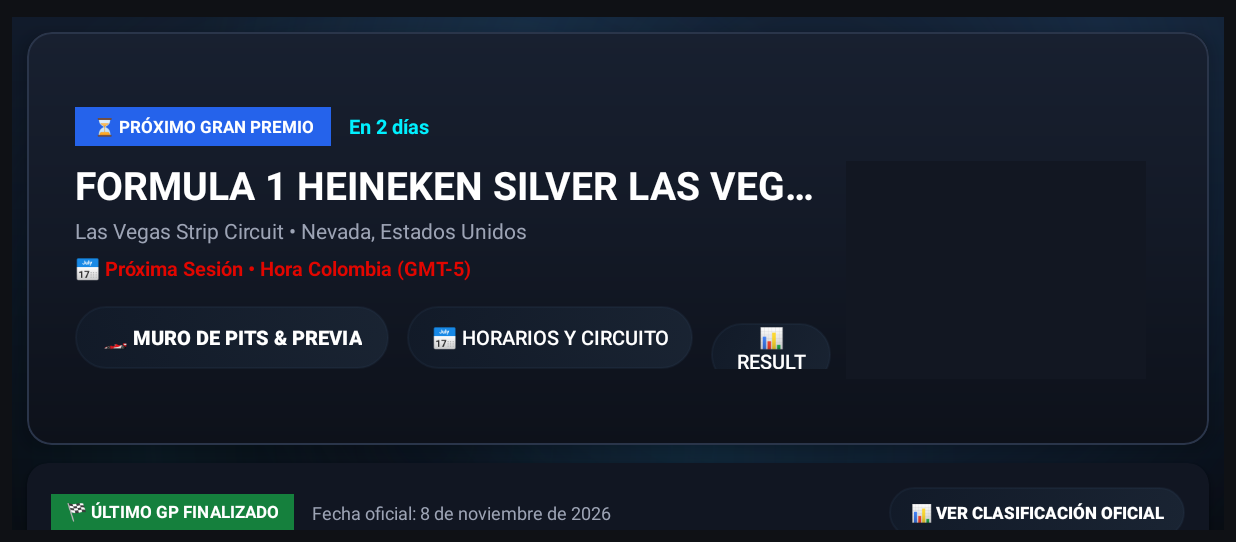
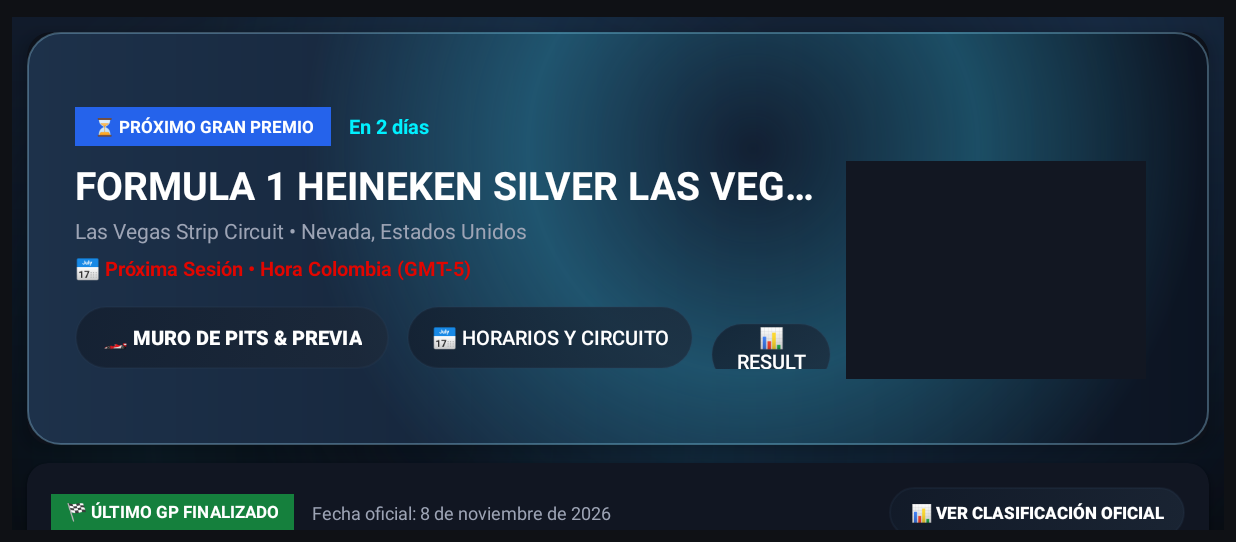
Before and after one commit to MelgarejoMaycol/f1-pitwall-tv, an Android app: the screen it shows after launch (MainActivity), on a phone screen of 824 x 412 dp (held sideways), the part 76-618 px from its top. Run offline under Robolectric (Android 15) with nearby library versions, the phone set to English and light mode, and no system bars; pictures from the network do not load; 1 statement that could not run was skipped.

Commit message:
style: refresh glassmorphism TV theme

```diff
--- a/app/src/main/res/drawable/bg_hero_cinematic.xml
+++ b/app/src/main/res/drawable/bg_hero_cinematic.xml
@@ -1,25 +1,22 @@
 <?xml version="1.0" encoding="utf-8"?>
 <layer-list xmlns:android="http://schemas.android.com/apk/res/android">
-    <!-- Base dark background with gradient -->
     <item>
         <shape android:shape="rectangle">
-            <gradient
-                android:type="linear"
-                android:angle="90"
-                android:startColor="#0D111A"
-                android:centerColor="#131926"
-                android:endColor="#182030" />
-            <corners android:radius="16dp" />
-            <stroke android:width="1.5dp" android:color="#2A354A" />
+            <gradient android:type="linear" android:angle="0" android:startColor="#1D314A" android:centerColor="#142338" android:endColor="#0C1422" />
+            <corners android:radius="22dp" />
+            <stroke android:width="1dp" android:color="#6686B8D8" />
         </shape>
     </item>
-    <!-- Left racing stripe accent -->
-    <item android:right="980dp">
+    <item android:top="-120dp" android:right="-180dp">
         <shape android:shape="rectangle">
-            <solid android:color="#E10600" />
-            <corners
-                android:topLeftRadius="16dp"
-                android:bottomLeftRadius="16dp" />
+            <gradient android:type="radial" android:gradientRadius="300dp" android:centerColor="#5535B4D8" android:endColor="#0035B4D8" />
+            <corners android:radius="22dp" />
+        </shape>
+    </item>
+    <item android:right="985dp">
+        <shape android:shape="rectangle">
+            <solid android:color="#D9E10600" />
+            <corners android:topLeftRadius="22dp" android:bottomLeftRadius="22dp" />
         </shape>
     </item>
 </layer-list>
```
